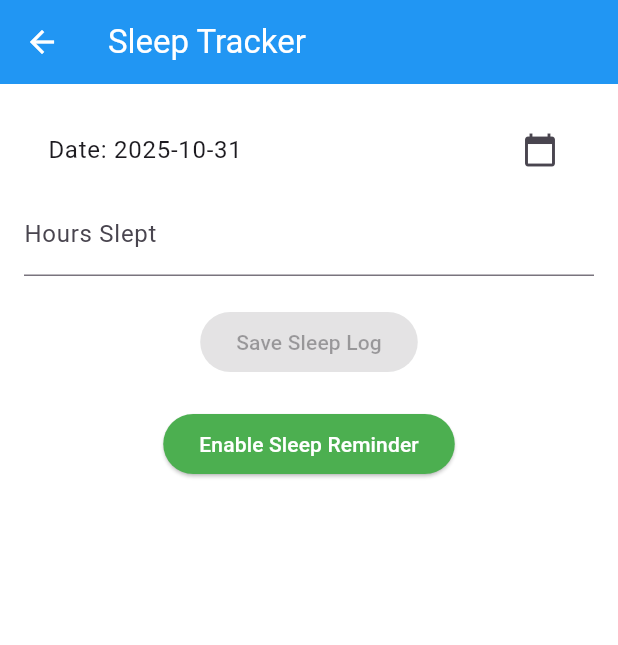
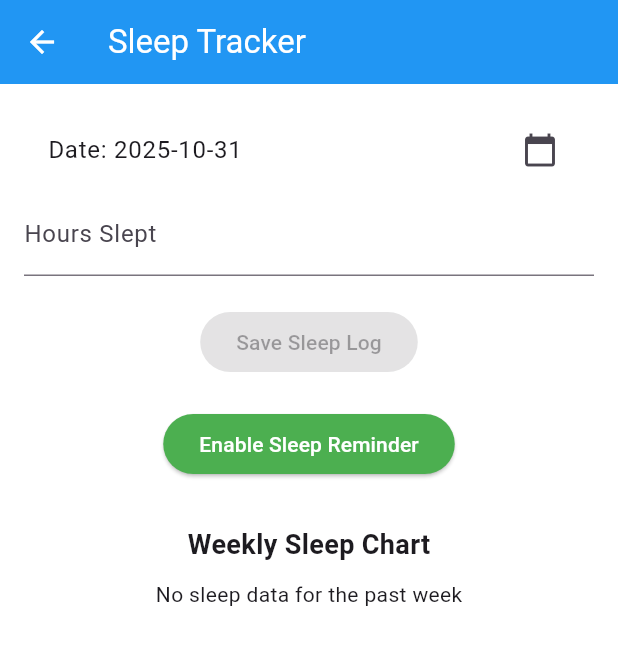
Before and after one commit to Wendy-Okoth/HealthHub, a Flutter app: the SleepTrackerScreen screen opened directly, on a phone screen of 412 x 824 dp. Shown: the top 645 px of the screen. Run offline on Flutter 3.47's test engine with Material 3 defaults, Android fonts, the phone set to English and light mode, and no system bars; our stand-ins replace fl_chart, flutter_local_notifications, geolocator, google_maps_flutter, pedometer, supabase_flutter and 1 more; accounts and stored records are empty.

Commit message:
Add weekly sleep chart using fl_chart and Supabase data

```diff
--- a/lib/screens/sleep_tracker_screen.dart
+++ b/lib/screens/sleep_tracker_screen.dart
@@ -1,5 +1,6 @@
 import 'package:flutter/material.dart';
 import 'package:supabase_flutter/supabase_flutter.dart';
+import 'package:fl_chart/fl_chart.dart';
 import '../services/notifications.dart';
 
 class SleepTrackerScreen extends StatefulWidget {
@@ -13,6 +14,7 @@ class _SleepTrackerScreenState extends State<SleepTrackerScreen> {
   DateTime _selectedDate = DateTime.now();
   double _sleepHours = 0;
   bool _loading = false;
+  List<Map<String, dynamic>> _weeklySleep = [];
 
   Future<void> _submitSleepLog() async {
     final userId = Supabase.instance.client.auth.currentUser?.id;
@@ -39,9 +41,11 @@ class _SleepTrackerScreenState extends State<SleepTrackerScreen> {
         ),
       ),
     );
+
+    await _loadWeeklySleep();
   }
 
-  Future<List<Map<String, dynamic>>> fetchWeeklySleep() async {
+  Future<void> _loadWeeklySleep() async {
     final userId = Supabase.instance.client.auth.currentUser?.id;
     final today = DateTime.now();
     final weekAgo = today.subtract(const Duration(days: 6));
@@ -54,7 +58,69 @@ class _SleepTrackerScreenState extends State<SleepTrackerScreen> {
         .lte('date', today.toIso8601String().split('T').first)
         .order('date');
 
-    return List<Map<String, dynamic>>.from(response);
+    setState(() {
+      _weeklySleep = List<Map<String, dynamic>>.from(response);
+    });
+  }
+
+  List<BarChartGroupData> _buildChartBars() {
+    final today = DateTime.now();
+    final days = List.generate(7, (i) => today.subtract(Duration(days: 6 - i)));
+    return days.map((day) {
+      final dateStr = day.toIso8601String().split('T').first;
+      final entry = _weeklySleep.firstWhere(
+        (e) => e['date'] == dateStr,
+        orElse: () => {'hours': 0},
+      );
+      final hours = (entry['hours'] as num).toDouble();
+      return BarChartGroupData(
+        x: day.weekday,
+        barRods: [BarChartRodData(toY: hours, color: Colors.teal, width: 16)],
+      );
+    }).toList();
+  }
+
+  Widget _buildChart() {
+    return _weeklySleep.isEmpty
+        ? const Text('No sleep data for the past week')
+        : SizedBox(
+            height: 200,
+            child: BarChart(
+              BarChartData(
+                alignment: BarChartAlignment.spaceAround,
+                titlesData: FlTitlesData(
+                  bottomTitles: AxisTitles(
+                    sideTitles: SideTitles(
+                      showTitles: true,
+                      getTitlesWidget: (value, _) {
+                        const days = [
+                          'Mon',
+                          'Tue',
+                          'Wed',
+                          'Thu',
+                          'Fri',
+                          'Sat',
+                          'Sun',
+                        ];
+                        return Text(days[(value.toInt() - 1) % 7]);
+                      },
+                    ),
+                  ),
+                  leftTitles: AxisTitles(
+                    sideTitles: SideTitles(showTitles: true),
+                  ),
+                ),
+                borderData: FlBorderData(show: false),
+                barGroups: _buildChartBars(),
+              ),
+            ),
+          );
+  }
+
+  @override
+  void initState() {
+    super.initState();
+    _loadWeeklySleep();
   }
 
   @override
@@ -63,6 +129,7 @@ class _SleepTrackerScreenState extends State<SleepTrackerScreen> {
       appBar: AppBar(title: const Text('Sleep Tracker')),
       body: Padding(
         padding: const EdgeInsets.all(16),
+        child: SingleChildScrollView(
           child: Column(
             children: [
               ListTile(
@@ -87,7 +154,9 @@ class _SleepTrackerScreenState extends State<SleepTrackerScreen> {
               ),
               const SizedBox(height: 20),
               ElevatedButton(
-              onPressed: _sleepHours > 0 && !_loading ? _submitSleepLog : null,
+                onPressed: _sleepHours > 0 && !_loading
+                    ? _submitSleepLog
+                    : null,
                 child: _loading
                     ? const CircularProgressIndicator()
                     : const Text('Save Sleep Log'),
@@ -97,12 +166,22 @@ class _SleepTrackerScreenState extends State<SleepTrackerScreen> {
                 onPressed: () async {
                   await scheduleSleepReminder();
                   ScaffoldMessenger.of(context).showSnackBar(
-                  const SnackBar(content: Text('Sleep reminder set for 10 PM')),
+                    const SnackBar(
+                      content: Text('Sleep reminder set for 10 PM'),
+                    ),
                   );
                 },
                 child: const Text('Enable Sleep Reminder'),
               ),
+              const SizedBox(height: 30),
+              const Text(
+                'Weekly Sleep Chart',
+                style: TextStyle(fontSize: 18, fontWeight: FontWeight.bold),
+              ),
+              const SizedBox(height: 10),
+              _buildChart(),
             ],
+          ),
         ),
       ),
     );
--- a/pubspec.yaml
+++ b/pubspec.yaml
@@ -19,6 +19,7 @@ dependencies:
   pedometer: ^4.1.1
   flutter_local_notifications: ^16.3.2
   timezone: ^0.9.2
+  fl_chart: ^0.66.2
 
 
 dev_dependencies:
```
Also changed, not shown: pubspec.lock. Lines whose indentation alone changed are shown as unchanged.
